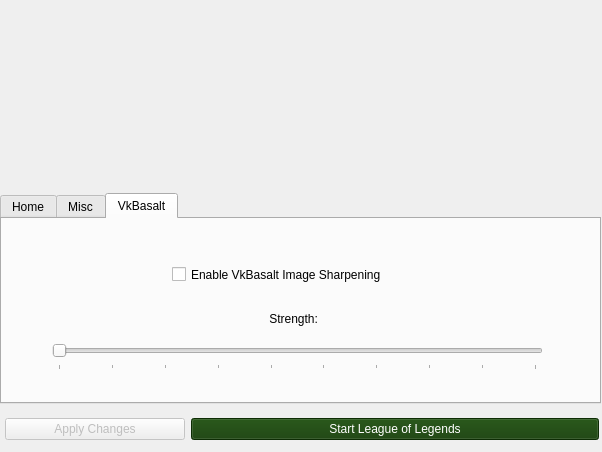
Before: the Qt Designer form src/python_src/ui/installer.ui in polkaulfield/lol-for-linux-installer, drawn with Qt 5.
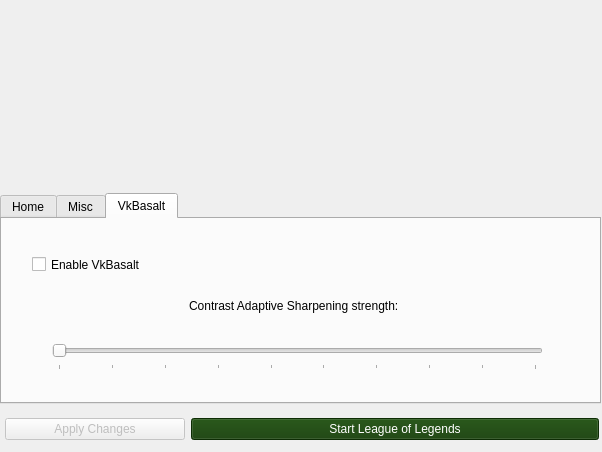
After: the same form once the commit is applied. Icons and pictures are not drawn.

Commit message: Improved vkBasalt tab

```diff
--- a/src/python_src/ui/installer.ui
+++ b/src/python_src/ui/installer.ui
@@ -1161,23 +1161,23 @@
                 <widget class="QCheckBox" name="vkbasaltcheckbox">
                  <property name="geometry">
                   <rect>
-                   <x>170</x>
-                   <y>40</y>
+                   <x>30</x>
+                   <y>30</y>
                    <width>271</width>
                    <height>31</height>
                   </rect>
                  </property>
                  <property name="text">
-                  <string>Enable VkBasalt Image Sharpening</string>
+                  <string>Enable VkBasalt</string>
                  </property>
                 </widget>
                 <widget class="QWidget" name="horizontalLayoutWidget_6">
                  <property name="geometry">
                   <rect>
-                   <x>150</x>
-                   <y>79</y>
-                   <width>291</width>
-                   <height>41</height>
+                   <x>37</x>
+                   <y>60</y>
+                   <width>521</width>
+                   <height>53</height>
                   </rect>
                  </property>
                  <layout class="QHBoxLayout" name="horizontalLayout_7" stretch="0,0,0,0">
@@ -1209,7 +1209,7 @@
                   <item>
                    <widget class="QLabel" name="vkbasaltlabel">
                     <property name="text">
-                     <string> Strength:</string>
+                     <string>Contrast Adaptive Sharpening strength:</string>
                     </property>
                    </widget>
                   </item>
```
Left out of the diff: 3 changed lines with no effect on the pictures.
